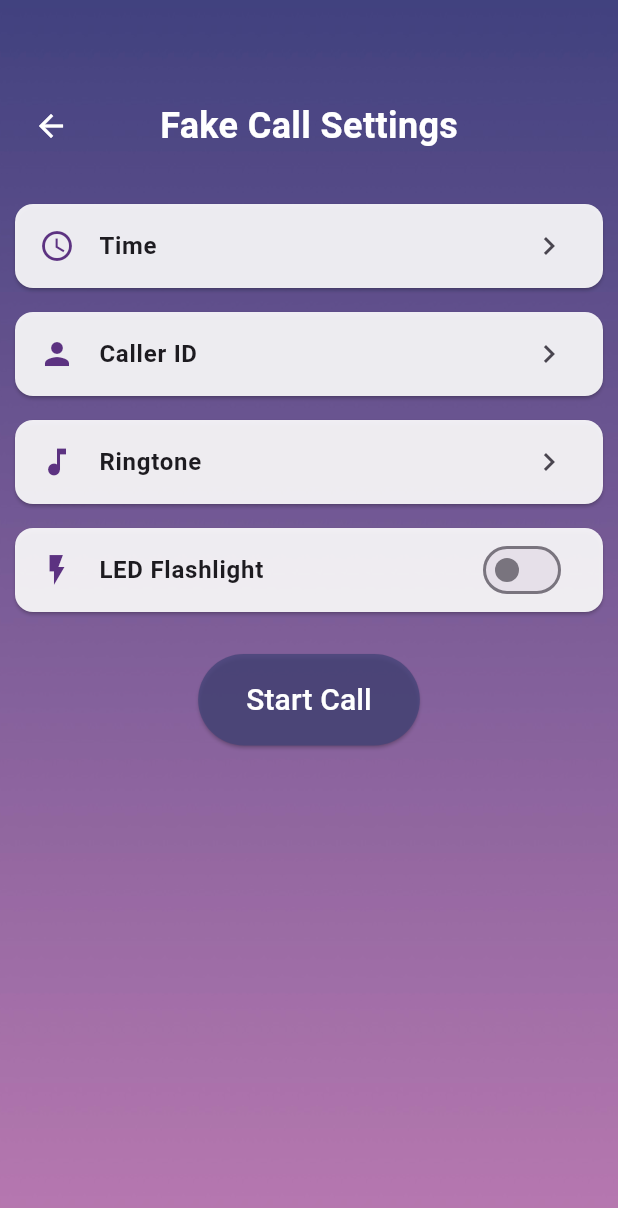
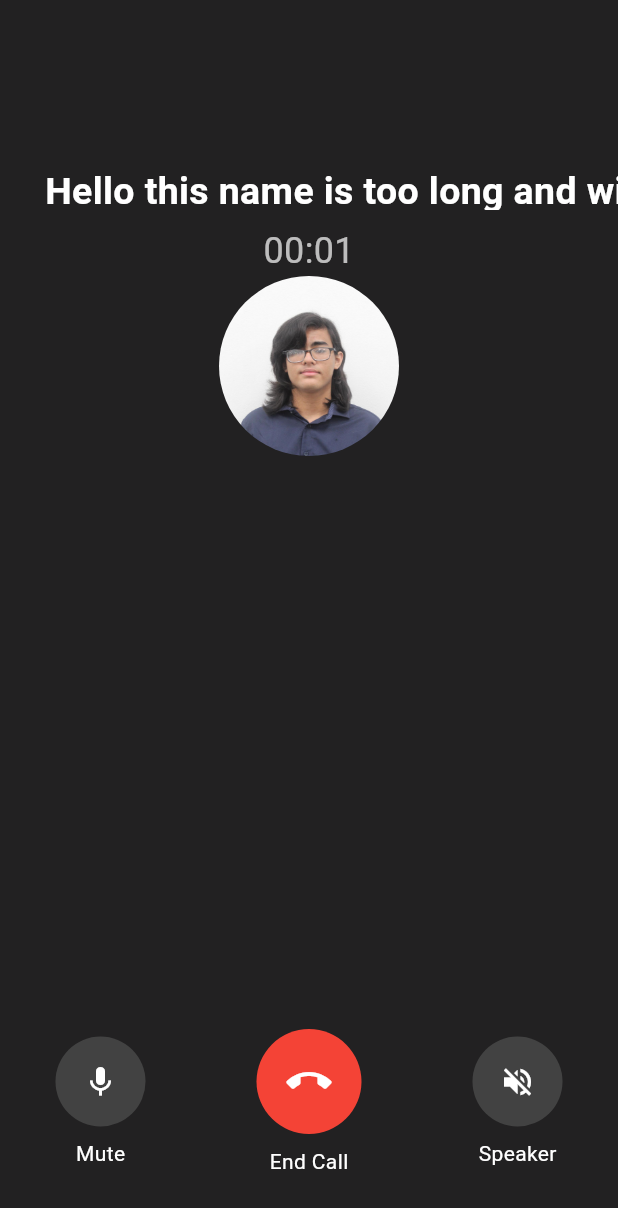
Before and after one commit to CarolinaZRM/CosmicComfort, a Flutter app: the screen it shows after launch, item 4 of the bottom bar chosen, after a tap on "Start Call", on a phone screen of 412 x 824 dp. Shown: the top 1208 px of the screen. Run offline on Flutter 3.47's test engine with Material 3 defaults, Android fonts, the phone set to English and light mode, and no system bars; drawn by our look-alikes of marquee; our stand-ins replace audioplayers.

Commit message:
AndroidCallPage implemented

```diff
--- /dev/null
+++ b/lib/pages/AndroidCallPage.dart
@@ -0,0 +1,234 @@
+import 'dart:async';
+import 'package:marquee/marquee.dart';
+import 'package:flutter/material.dart';
+
+class AndroidCallPage extends StatefulWidget {
+  const AndroidCallPage({Key? key, this.contactName}) : super(key: key);
+  final String? contactName;
+  @override
+  State<AndroidCallPage> createState() => _AndroidCallPageState();
+}
+
+class _AndroidCallPageState extends State<AndroidCallPage> {
+  int timeElapsed = 0; // Store the time elapsed for the call (in seconds)
+  String contact = ""; // Store the contact name
+  bool isMuted = false; // State for mute button
+  bool isSpeakerOn = false; // State for speaker button
+
+  Timer? _timer;
+  bool shouldScroll = false;
+
+  @override
+  void initState() {
+    super.initState();
+    startCallTimer();
+
+    contact = widget.contactName ?? "Unkown Caller";
+    //Account for names with only spaces
+    contact = contact.trim();
+    if( contact == "" ){
+      contact = "Unkown Caller";
+    }
+  }
+
+  @override
+  void dispose() {
+    _timer?.cancel(); // Cancel the timer when the widget is disposed
+    super.dispose();
+  }
+
+  // Function to start the timer for the call duration
+  void startCallTimer() {
+    _timer = Timer.periodic(const Duration(seconds: 1), (timer) {
+      setState(() {
+        timeElapsed += 1;
+      });
+    });
+  }
+
+  // Format time into hh:mm:ss or mm:ss
+  String formatTime(int totalSeconds) {
+    final hours = totalSeconds ~/ 3600; // Total hours
+    final minutes = (totalSeconds % 3600) ~/ 60; // Remaining minutes
+    final seconds = totalSeconds % 60; // Remaining seconds
+
+    if (hours > 0) {
+      return "${hours.toString().padLeft(2, '0')}:${minutes.toString().padLeft(2, '0')}:${seconds.toString().padLeft(2, '0')}";
+    } else {
+      return "${minutes.toString().padLeft(2, '0')}:${seconds.toString().padLeft(2, '0')}";
+    }
+  }
+
+  @override
+  Widget build(BuildContext context) {
+    return Scaffold(
+      body: Stack(
+        children: [
+          // Background
+          Container(
+            decoration: const BoxDecoration(
+              color: Colors.black87,
+            ),
+          ),
+          // Content
+          Column(
+            mainAxisAlignment: MainAxisAlignment.spaceBetween,
+            children: [
+              // Contact Name and Call Timer
+              Padding(
+                padding: const EdgeInsets.only(top: 100.0),
+                child: Column(
+                  mainAxisAlignment: MainAxisAlignment.center,
+                  children: [
+                    // Contact Name
+
+                    const SizedBox(height: 10),
+
+                    // Contact Name (use scrolling if necessary)
+                    LayoutBuilder(
+                      builder: (context, constraints) {
+                        final textSize = _textSize(contact, const TextStyle(
+                          fontSize: 30,
+                          fontWeight: FontWeight.bold,
+                          color: Colors.white,
+                        ));
+                        // If the text overflows, show a marquee, else show normal text
+                        return textSize.width > constraints.maxWidth
+                            ? SizedBox(
+                                height: 30, // Ensure height for marquee
+                                child: Marquee(
+                                  text: contact,
+                                  style: const TextStyle(
+                                    fontSize: 25,
+                                    fontWeight: FontWeight.bold,
+                                    color: Colors.white,
+                                  ),
+                                  scrollAxis: Axis.horizontal,
+                                  crossAxisAlignment: CrossAxisAlignment.start,
+                                  blankSpace: 20.0,
+                                  velocity: 30.0,
+                                  pauseAfterRound: const Duration(seconds: 5),
+                                  startPadding: 30.0,
+                                  accelerationDuration: const Duration(seconds: 1),
+                                  decelerationDuration: const Duration(milliseconds: 500),
+                                  startAfter: const Duration(seconds: 3),
+                                ),
+                              )
+                            : Text(
+                                contact,
+                                style: const TextStyle(
+                                  fontSize: 30,
+                                  fontWeight: FontWeight.bold,
+                                  color: Colors.white,
+                                ),
+                              );
+                      },
+                    ),
+
+                    const SizedBox(height: 10),
+
+                    // Call Timer
+                    Text(
+                      formatTime(timeElapsed),
+                      style: const TextStyle(
+                        fontSize: 24,
+                        color: Colors.white70,
+                      ),
+                    ),
+                  ],
+                ),
+              ),
+              // Profile Picture
+              ClipOval(
+                child: Image.asset(
+                  'assets/testPic.jpg', // Replace with your caller's image
+                  width: 120,
+                  height: 120,
+                  fit: BoxFit.cover,
+                ),
+              ),
+              const Spacer(),
+              // Call Actions (Mute, Speaker, End Call)
+              Row(
+                mainAxisAlignment: MainAxisAlignment.spaceAround,
+                children: [
+                  // Mute Button
+                  _buildActionButton(
+                    icon: isMuted ? Icons.mic_off : Icons.mic,
+                    label: "Mute",
+                    onTap: () {
+                      setState(() {
+                        isMuted = !isMuted;
+                      });
+                    },
+                    color: isMuted ? Colors.red : Colors.white,
+                  ),
+                  // End Call Button
+                  _buildActionButton(
+                    icon: Icons.call_end,
+                    label: "End Call",
+                    onTap: () {
+                      // End the call logic
+                      Navigator.pop(context); // Simulate ending the call
+                    },
+                    color: Colors.white,
+                    isEndCall: true,
+                  ),
+                  // Speaker Button
+                  _buildActionButton(
+                    icon: isSpeakerOn ? Icons.volume_up : Icons.volume_off,
+                    label: "Speaker",
+                    onTap: () {
+                      setState(() {
+                        isSpeakerOn = !isSpeakerOn;
+                      });
+                    },
+                    color: isSpeakerOn ? Colors.green : Colors.white,
+                  ),
+                ],
+              ),
+              const SizedBox(height: 40), // Add some space at the bottom
+            ],
+          ),
+        ],
+      ),
+    );
+  }
+
+  // Helper function to calculate text size
+  Size _textSize(String text, TextStyle style) {
+    final TextPainter textPainter = TextPainter(
+      text: TextSpan(text: text, style: style),
+      maxLines: 1,
+      textDirection: TextDirection.ltr,
+    )..layout(minWidth: 0, maxWidth: double.infinity);
+    return textPainter.size;
+  }
+
+  // Helper method to build action buttons
+  Widget _buildActionButton({
+    required IconData icon,
+    required String label,
+    required VoidCallback onTap,
+    Color color = Colors.white,
+    bool isEndCall = false,
+  }) {
+    return Column(
+      children: [
+        GestureDetector(
+          onTap: onTap,
+          child: CircleAvatar(
+            radius: isEndCall ? 35 : 30, // Slightly larger for End Call
+            backgroundColor: isEndCall ? Colors.red : Colors.grey[800],
+            child: Icon(icon, color: color, size: isEndCall ? 30 : 24),
+          ),
+        ),
+        const SizedBox(height: 8),
+        Text(
+          label,
+          style: const TextStyle(color: Colors.white),
+        ),
+      ],
+    );
+  }
+}
--- a/lib/pages/FakeCallPage.dart
+++ b/lib/pages/FakeCallPage.dart
@@ -3,6 +3,7 @@ import 'CallerIDPage.dart';
 import 'RingtonePage.dart';
 import 'CallTime.dart';
 import '../components/GenericComponents.dart' as components;
+import 'AndroidCallPage.dart';
 class FakeCallPage extends StatefulWidget {
   const FakeCallPage({Key? key}) : super(key: key);
 
@@ -100,6 +101,13 @@ class _FakeCallPageState extends State<FakeCallPage> {
                   child: ElevatedButton(
                     onPressed: () {
                       // Trigger fake call action
+                      Navigator.push(
+                        context,
+                        MaterialPageRoute(
+                          //TODO: Contact Name should be from DB
+                          builder: (context) => const AndroidCallPage(contactName: "Hello this name is too long and will start scrolling when testing"),
+                        ),
+                      );
                     },
                     style: ElevatedButton.styleFrom(
                       padding: const EdgeInsets.symmetric(horizontal: 32, vertical: 16),
--- a/pubspec.yaml
+++ b/pubspec.yaml
@@ -31,8 +31,8 @@ dependencies:
   flutter:
     sdk: flutter
   url_launcher: ^6.0.20
-  audioplayers: ^1.0.1
-
+  audioplayers: ^6.1.0
+  marquee: ^2.2.3
   # The following adds the Cupertino Icons font to your application.
   # Use with the CupertinoIcons class for iOS style icons.
   cupertino_icons: ^1.0.8
```
